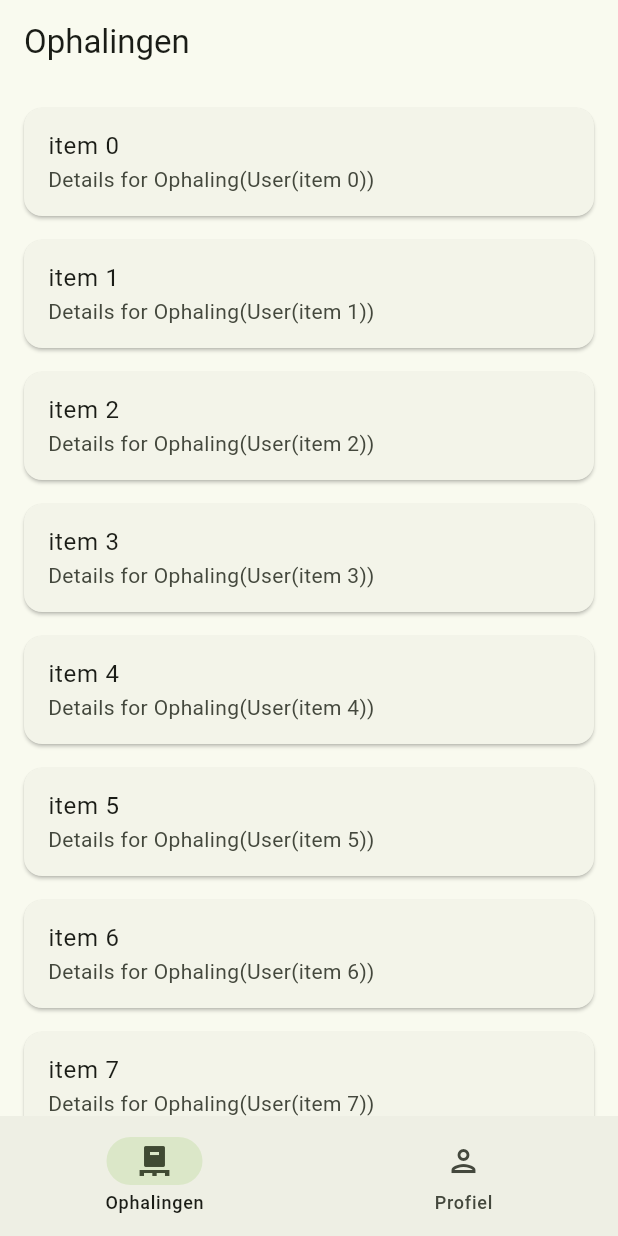
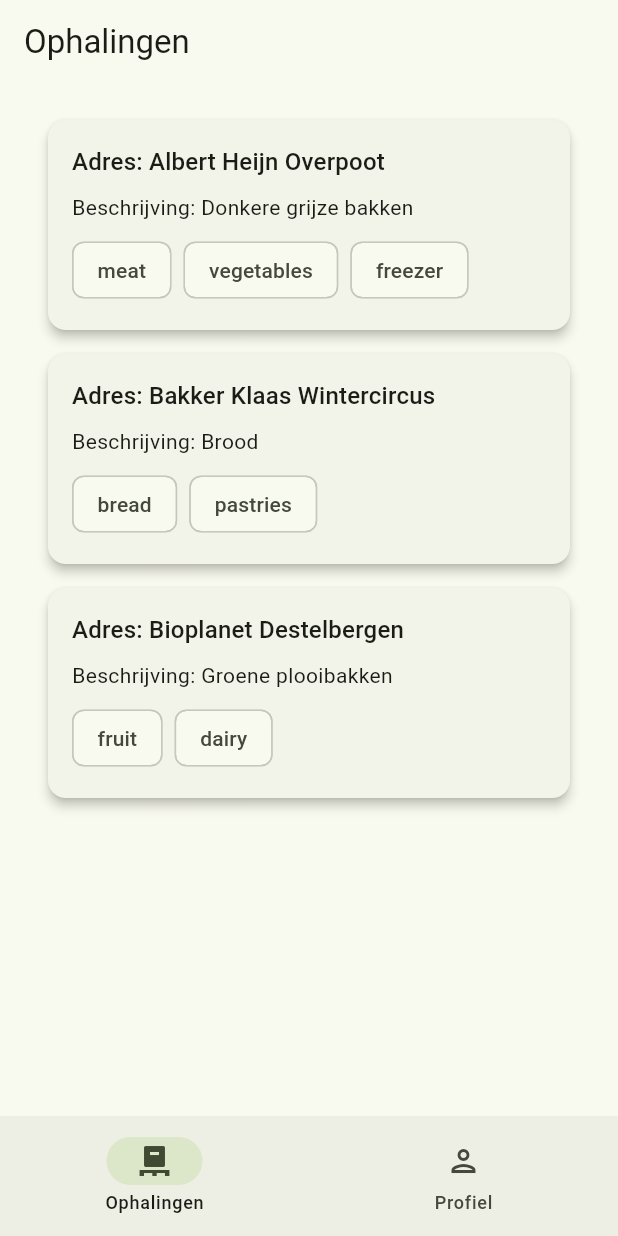
Before and after one commit to weAreHackaton/hackaton2025_6, a Flutter app: the screen it shows after launch, on a phone screen of 412 x 824 dp. Run offline on Flutter 3.47's test engine with Material 3 defaults, Android fonts, the phone set to English and light mode, and no system bars; our stand-ins replace equatable.

Commit message:
temp save

```diff
--- /dev/null
+++ b/lib/ophalingen/views/InfoCard.dart
@@ -0,0 +1,40 @@
+import 'package:flutter/material.dart';
+
+class InfoCard extends StatelessWidget {
+    final String address;
+    final String description;
+    final List<String> tags;
+
+    const InfoCard({
+        Key? key,
+        required this.address,
+        required this.description,
+        this.tags = const [],
+    }) : super(key: key);
+
+Widget build(BuildContext context) {
+    return Card(
+      elevation: 3,
+      margin: const EdgeInsets.symmetric(vertical: 8, horizontal: 16),
+      shape: RoundedRectangleBorder(borderRadius: BorderRadius.circular(12)),
+      child: Padding(
+        padding: const EdgeInsets.all(16),
+        child: Column(
+          crossAxisAlignment: CrossAxisAlignment.start,
+          children: [
+            Text('Adres: $address', style: Theme.of(context).textTheme.titleMedium),
+            const SizedBox(height: 8),
+            Text('Beschrijving: $description'),
+            const SizedBox(height: 8),
+            if (tags.isNotEmpty)
+              Wrap(
+                spacing: 8,
+                runSpacing: -8,
+                children: tags.map((tag) => Chip(label: Text(tag))).toList(),
+              ),
+          ],
+        ),
+      ),
+    );
+  }
+}
--- a/lib/ophalingen/views/ophalingen_page.dart
+++ b/lib/ophalingen/views/ophalingen_page.dart
@@ -2,6 +2,7 @@
 import 'package:hackaton2025_6/package.dart';
 
 import 'detail_page.dart';
+import 'InfoCard.dart';
 
 class OphalingenPage extends StatelessWidget {
   const OphalingenPage({super.key});
@@ -9,38 +10,29 @@
   @override
   Widget build(BuildContext context) {
     // Sample data for the list
-    final List<Ophaling> items = List.generate(20,
-      (index) => Ophaling(
-        user: User(
-          name: "item $index",
-        )
-      )
-    );
+    final List<InfoCard> ophalingen = [
+     const InfoCard(
+        address: 'Albert Heijn Overpoot',
+        description: 'Donkere grijze bakken',
+        tags: ['meat', 'vegetables', 'freezer'],
+      ),
+      const InfoCard(
+        address: 'Bakker Klaas Wintercircus',
+        description: 'Brood',
+        tags: ['bread', 'pastries'],
+      ),
+      const InfoCard(
+        address: 'Bioplanet Destelbergen',
+        description: 'Groene plooibakken',
+        tags: ['fruit', 'dairy'],
+      ),
+    ];
 
     return Scaffold(
       appBar: AppBar(title: const Text('Ophalingen')),
-      body: ListView.builder(
+      body: ListView(
         padding: const EdgeInsets.all(16.0),
-        itemCount: items.length,
-        itemBuilder: (context, index) {
-          Ophaling item = items[index];
-
-          return Card(
-            margin: const EdgeInsets.only(bottom: 16.0),
-            child: ListTile(
-              title: Text(item.user.name),
-              subtitle: Text('Details for $item'),
-              onTap: () {
-                Navigator.push(
-                  context,
-                  MaterialPageRoute(builder: (context) => DetailPage(
-                    ophaling: item,
-                  )),
-                );
-              },
-            ),
-          );
-        },
+        children: ophalingen,
       ),
     );
   }
```
Also changed, not shown: lib/navigation/widgets/Card.dart (deleted, +0 -44 lines).
